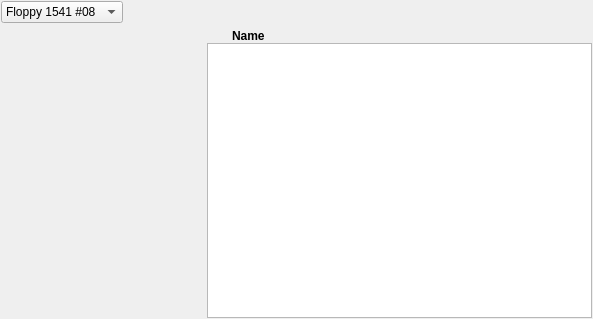
Qt form floppy_window.ui (ThKattanek/emu64) before a commit.
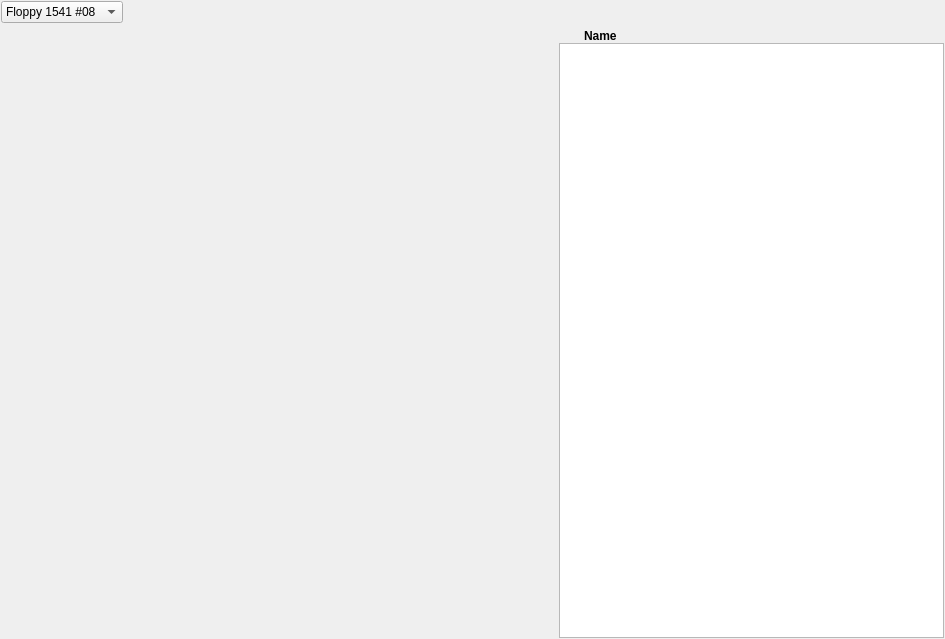
The same form after that commit. Custom widgets are drawn as their Qt base class.

Commit message: [ticket#39] WidgetFileBrowse Klasse neue aufgebaut, von TreeView zu ListView. Button mit Icon für DirUp hinzugefügt. So ist ein besseres Navigieren möglich. Das letzte ausgewählte Image wird nun beim laden automatisch eingebunden (für gedes LW (8-11)extra). Nebeneffekt. Der CRT Browser benutzt die selbe Klasse, daher funktioniert das da jetzt auch besser.

```diff
--- a/floppy_window.ui
+++ b/floppy_window.ui
@@ -6,8 +6,8 @@
    <rect>
     <x>0</x>
     <y>0</y>
-    <width>593</width>
-    <height>319</height>
+    <width>945</width>
+    <height>639</height>
    </rect>
   </property>
   <property name="font">
```
Left out of the diff: 11 changed lines with no effect on the pictures. The commit also changes 7 other files.
